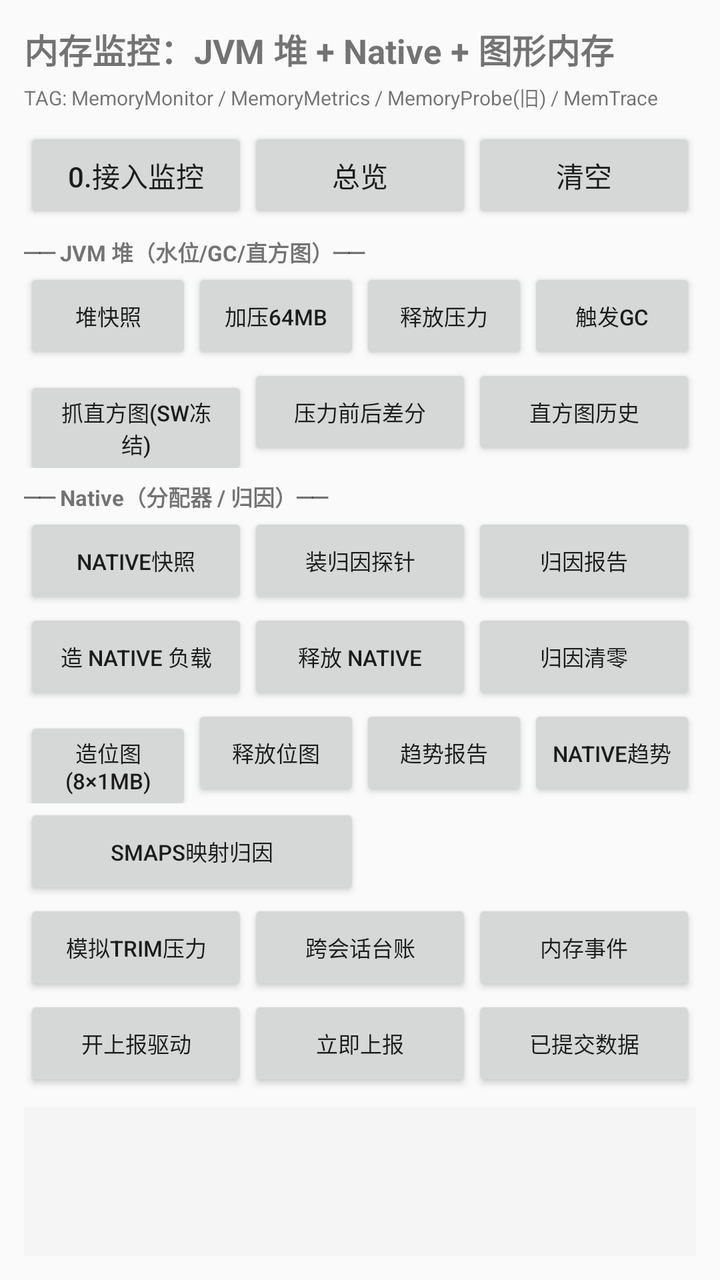
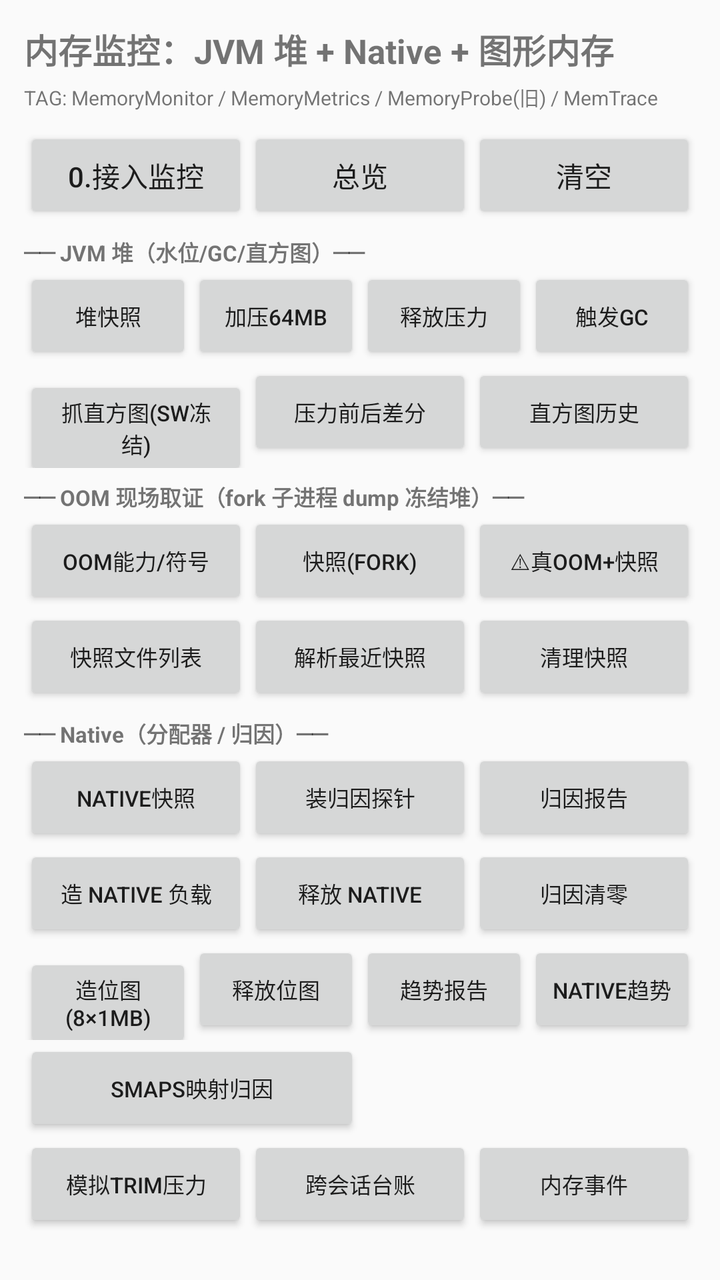

Screens rendered from an Android XML layout before and after an edit, with the pre-edit source and the edit as a unified diff.
<!-- AndroidManifest.xml: activity theme Theme.MyApplication.AppCompat -->
<!-- res/layout/activity_memory_lab.xml -->
<?xml version="1.0" encoding="utf-8"?>
<LinearLayout xmlns:android="http://schemas.android.com/apk/res/android"
    android:layout_width="match_parent"
    android:layout_height="match_parent"
    android:orientation="vertical"
    android:padding="12dp">

    <TextView
        android:layout_width="match_parent"
        android:layout_height="wrap_content"
        android:text="内存监控：JVM 堆 + Native + 图形内存"
        android:textSize="17sp"
        android:textStyle="bold" />

    <TextView
        android:layout_width="match_parent"
        android:layout_height="wrap_content"
        android:layout_marginTop="4dp"
        android:text="TAG: MemoryMonitor / MemoryMetrics / MemoryProbe(旧) / MemTrace"
        android:textSize="10sp" />

    <LinearLayout
        android:layout_width="match_parent"
        android:layout_height="wrap_content"
        android:layout_marginTop="8dp"
        android:orientation="horizontal">

        <Button
            android:id="@+id/btn_install"
            android:layout_width="0dp"
            android:layout_height="wrap_content"
            android:layout_weight="1"
            android:text="0.接入监控" />

        <Button
            android:id="@+id/btn_overview"
            android:layout_width="0dp"
            android:layout_height="wrap_content"
            android:layout_weight="1"
            android:text="总览" />

        <Button
            android:id="@+id/btn_clear"
            android:layout_width="0dp"
            android:layout_height="wrap_content"
            android:layout_weight="1"
            android:text="清空" />
    </LinearLayout>

    
    <TextView
        android:layout_width="match_parent"
        android:layout_height="wrap_content"
        android:layout_marginTop="6dp"
        android:text="── JVM 堆（水位/GC/直方图）──"
        android:textSize="11sp"
        android:textStyle="bold" />

    <LinearLayout
        android:layout_width="match_parent"
        android:layout_height="wrap_content"
        android:orientation="horizontal">

        <Button
            android:id="@+id/btn_heap_snapshot"
            android:layout_width="0dp"
            android:layout_height="wrap_content"
            android:layout_weight="1"
            android:textSize="11sp"
            android:text="堆快照" />

        <Button
            android:id="@+id/btn_pressure_64"
            android:layout_width="0dp"
            android:layout_height="wrap_content"
            android:layout_weight="1"
            android:textSize="11sp"
            android:text="加压64MB" />

        <Button
            android:id="@+id/btn_pressure_release"
            android:layout_width="0dp"
            android:layout_height="wrap_content"
            android:layout_weight="1"
            android:textSize="11sp"
            android:text="释放压力" />

        <Button
            android:id="@+id/btn_gc"
            android:layout_width="0dp"
            android:layout_height="wrap_content"
            android:layout_weight="1"
            android:textSize="11sp"
            android:text="触发GC" />
    </LinearLayout>

    <LinearLayout
        android:layout_width="match_parent"
        android:layout_height="wrap_content"
        android:orientation="horizontal">

        <Button
            android:id="@+id/btn_hprof"
            android:layout_width="0dp"
            android:layout_height="wrap_content"
            android:layout_weight="1"
            android:textSize="11sp"
            android:text="抓直方图(SW冻结)" />

        <Button
            android:id="@+id/btn_hprof_diff"
            android:layout_width="0dp"
            android:layout_height="wrap_content"
            android:layout_weight="1"
            android:textSize="11sp"
            android:text="压力前后差分" />

        <Button
            android:id="@+id/btn_heap_history"
            android:layout_width="0dp"
            android:layout_height="wrap_content"
            android:layout_weight="1"
            android:textSize="11sp"
            android:text="直方图历史" />
    </LinearLayout>

    
    <TextView
        android:layout_width="match_parent"
        android:layout_height="wrap_content"
        android:layout_marginTop="6dp"
        android:text="── Native（分配器 / 归因）──"
        android:textSize="11sp"
        android:textStyle="bold" />

    <LinearLayout
        android:layout_width="match_parent"
        android:layout_height="wrap_content"
        android:orientation="horizontal">

        <Button
            android:id="@+id/btn_native_snapshot"
            android:layout_width="0dp"
            android:layout_height="wrap_content"
            android:layout_weight="1"
            android:textSize="11sp"
            android:text="Native快照" />

        <Button
            android:id="@+id/btn_memtrace_install"
            android:layout_width="0dp"
            android:layout_height="wrap_content"
            android:layout_weight="1"
            android:textSize="11sp"
            android:text="装归因探针" />

        <Button
            android:id="@+id/btn_memtrace_report"
            android:layout_width="0dp"
            android:layout_height="wrap_content"
            android:layout_weight="1"
            android:textSize="11sp"
            android:text="归因报告" />
    </LinearLayout>

    <LinearLayout
        android:layout_width="match_parent"
        android:layout_height="wrap_content"
        android:orientation="horizontal">

        <Button
            android:id="@+id/btn_native_pressure"
            android:layout_width="0dp"
            android:layout_height="wrap_content"
            android:layout_weight="1"
            android:textSize="11sp"
            android:text="造 Native 负载" />

        <Button
            android:id="@+id/btn_native_free"
            android:layout_width="0dp"
            android:layout_height="wrap_content"
            android:layout_weight="1"
            android:textSize="11sp"
            android:text="释放 Native" />

        <Button
            android:id="@+id/btn_memtrace_reset"
            android:layout_width="0dp"
            android:layout_height="wrap_content"
            android:layout_weight="1"
            android:textSize="11sp"
            android:text="归因清零" />
    </LinearLayout>

    
    <LinearLayout
        android:layout_width="match_parent"
        android:layout_height="wrap_content"
        android:orientation="horizontal">

        <Button
            android:id="@+id/btn_bitmap_pressure"
            android:layout_width="0dp"
            android:layout_height="wrap_content"
            android:layout_weight="1"
            android:textSize="11sp"
            android:text="造位图(8×1MB)" />

        <Button
            android:id="@+id/btn_bitmap_free"
            android:layout_width="0dp"
            android:layout_height="wrap_content"
            android:layout_weight="1"
            android:textSize="11sp"
            android:text="释放位图" />

        <Button
            android:id="@+id/btn_trend"
            android:layout_width="0dp"
            android:layout_height="wrap_content"
            android:layout_weight="1"
            android:textSize="11sp"
            android:text="趋势报告" />

        <Button
            android:id="@+id/btn_native_trend"
            android:layout_width="0dp"
            android:layout_height="wrap_content"
            android:layout_weight="1"
            android:textSize="11sp"
            android:text="Native趋势" />
    </LinearLayout>

    <LinearLayout
        android:layout_width="match_parent"
        android:layout_height="wrap_content"
        android:orientation="horizontal">

        <Button
            android:id="@+id/btn_smaps"
            android:layout_width="0dp"
            android:layout_height="wrap_content"
            android:layout_weight="1"
            android:textSize="11sp"
            android:text="smaps映射归因" />

        <View
            android:layout_width="0dp"
            android:layout_height="1dp"
            android:layout_weight="1" />
    </LinearLayout>

    <LinearLayout
        android:layout_width="match_parent"
        android:layout_height="wrap_content"
        android:orientation="horizontal">

        <Button
            android:id="@+id/btn_trim_sim"
            android:layout_width="0dp"
            android:layout_height="wrap_content"
            android:layout_weight="1"
            android:textSize="11sp"
            android:text="模拟trim压力" />

        <Button
            android:id="@+id/btn_cross_session"
            android:layout_width="0dp"
            android:layout_height="wrap_content"
            android:layout_weight="1"
            android:textSize="11sp"
            android:text="跨会话台账" />

        <Button
            android:id="@+id/btn_crash_header"
            android:layout_width="0dp"
            android:layout_height="wrap_content"
            android:layout_weight="1"
            android:textSize="11sp"
            android:text="内存事件" />
    </LinearLayout>

    <LinearLayout
        android:layout_width="match_parent"
        android:layout_height="wrap_content"
        android:orientation="horizontal">

        <Button
            android:id="@+id/btn_upload_toggle"
            android:layout_width="0dp"
            android:layout_height="wrap_content"
            android:layout_weight="1"
            android:textSize="11sp"
            android:text="开上报驱动" />

        <Button
            android:id="@+id/btn_upload_now"
            android:layout_width="0dp"
            android:layout_height="wrap_content"
            android:layout_weight="1"
            android:textSize="11sp"
            android:text="立即上报" />

        <Button
            android:id="@+id/btn_upload_view"
            android:layout_width="0dp"
            android:layout_height="wrap_content"
            android:layout_weight="1"
            android:textSize="11sp"
            android:text="已提交数据" />
    </LinearLayout>

    <ScrollView
        android:layout_width="match_parent"
        android:layout_height="0dp"
        android:layout_marginTop="8dp"
        android:layout_weight="1"
        android:background="#F5F5F5">

        <TextView
            android:id="@+id/tv_output"
            android:layout_width="match_parent"
            android:layout_height="wrap_content"
            android:fontFamily="monospace"
            android:padding="8dp"
            android:textSize="10sp" />
    </ScrollView>

</LinearLayout>
<!-- resources referenced by this layout -->
<resources>
  <style name="Theme.MyApplication.AppCompat" parent="Theme.AppCompat.Light.NoActionBar" />
</resources>

<!-- the commit's change to res/layout/activity_memory_lab.xml (unified diff, before → after) -->
@@ -129,6 +129,75 @@
         android:layout_width="match_parent"
         android:layout_height="wrap_content"
         android:layout_marginTop="6dp"
+        android:text="── OOM 现场取证（fork 子进程 dump 冻结堆）──"
+        android:textSize="11sp"
+        android:textStyle="bold" />
+
+    <LinearLayout
+        android:layout_width="match_parent"
+        android:layout_height="wrap_content"
+        android:orientation="horizontal">
+
+        <Button
+            android:id="@+id/btn_oom_desc"
+            android:layout_width="0dp"
+            android:layout_height="wrap_content"
+            android:layout_weight="1"
+            android:textSize="11sp"
+            android:text="OOM能力/符号" />
+
+        <Button
+            android:id="@+id/btn_oom_snapshot"
+            android:layout_width="0dp"
+            android:layout_height="wrap_content"
+            android:layout_weight="1"
+            android:textSize="11sp"
+            android:text="快照(fork)" />
+
+        <Button
+            android:id="@+id/btn_oom_real"
+            android:layout_width="0dp"
+            android:layout_height="wrap_content"
+            android:layout_weight="1"
+            android:textSize="11sp"
+            android:text="⚠真OOM+快照" />
+    </LinearLayout>
+
+    <LinearLayout
+        android:layout_width="match_parent"
+        android:layout_height="wrap_content"
+        android:orientation="horizontal">
+
+        <Button
+            android:id="@+id/btn_oom_list"
+            android:layout_width="0dp"
+            android:layout_height="wrap_content"
+            android:layout_weight="1"
+            android:textSize="11sp"
+            android:text="快照文件列表" />
+
+        <Button
+            android:id="@+id/btn_oom_analyze"
+            android:layout_width="0dp"
+            android:layout_height="wrap_content"
+            android:layout_weight="1"
+            android:textSize="11sp"
+            android:text="解析最近快照" />
+
+        <Button
+            android:id="@+id/btn_oom_cleanup"
+            android:layout_width="0dp"
+            android:layout_height="wrap_content"
+            android:layout_weight="1"
+            android:textSize="11sp"
+            android:text="清理快照" />
+    </LinearLayout>
+
+    
+    <TextView
+        android:layout_width="match_parent"
+        android:layout_height="wrap_content"
+        android:layout_marginTop="6dp"
         android:text="── Native（分配器 / 归因）──"
         android:textSize="11sp"
         android:textStyle="bold" />
